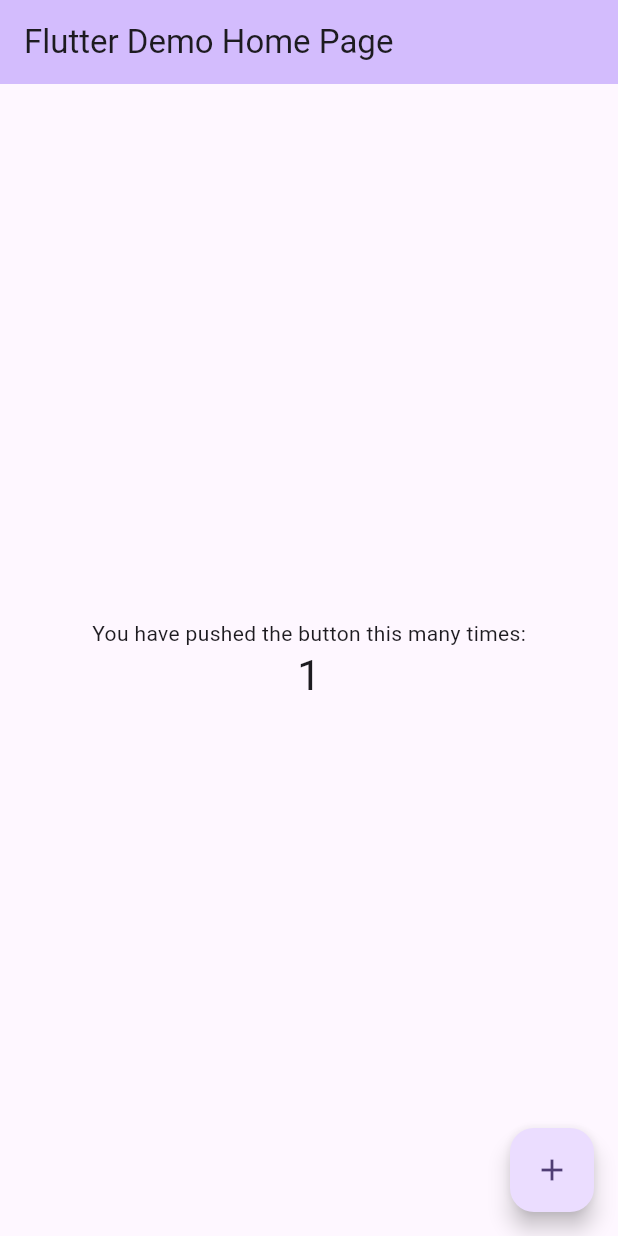
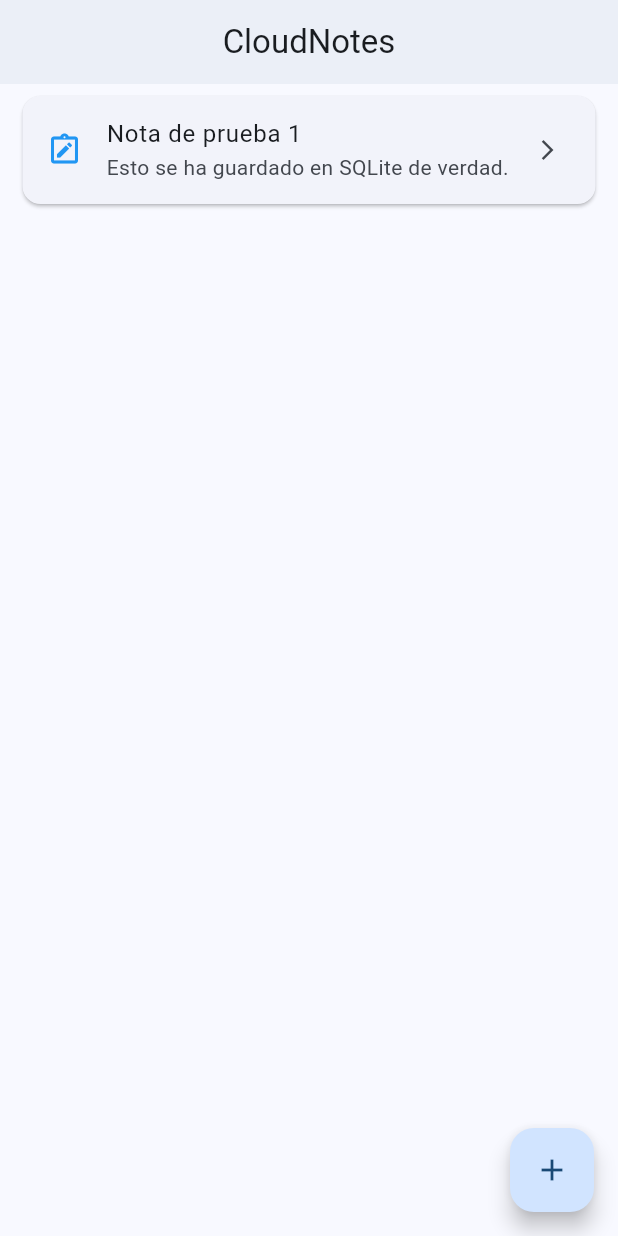
Before and after one commit to eloyordiz/CloudNotes, a Flutter app: the screen it shows after launch, after a tap on the "add" icon, on a phone screen of 412 x 824 dp. Run offline on Flutter 3.47's test engine with Material 3 defaults, Android fonts, the phone set to English and light mode, and no system bars; our stand-ins replace sqflite, sqflite_common_ffi; missing offline and left inert: dart:ffi, sqlite3; accounts and stored records are empty.

Commit message:
feat: configuración de SQLite y conexión con la pantalla principal en Linux

```diff
--- a/lib/main.dart
+++ b/lib/main.dart
@@ -1,122 +1,38 @@
 import 'package:flutter/material.dart';
+import 'package:sqflite_common_ffi/sqflite_ffi.dart';
+import 'dart:io'; // NOS DEVUELVE EL SO, PARA DISTINGUIR SI ESTAMOS EN LINUX, WINDOWS, MAC U ANDROID
+import 'dart:ffi';
+import 'package:sqlite3/open.dart';
+import 'package:cloud_notes/views/home_screen.dart';
 
 void main() {
-  runApp(const MyApp());
+  WidgetsFlutterBinding.ensureInitialized();
+
+  if (Platform.isWindows || Platform.isLinux || Platform.isMacOS) {
+    open.overrideFor(OperatingSystem.linux, () {
+      return DynamicLibrary.open('libsqlite3.so.0');
+    });
+
+    sqfliteFfiInit();
+    databaseFactory = databaseFactoryFfi;
+  }
+
+  runApp(const CloudNotesApp());
 }
 
-class MyApp extends StatelessWidget {
-  const MyApp({super.key});
+class CloudNotesApp extends StatelessWidget {
+  const CloudNotesApp({super.key});
 
-  // This widget is the root of your application.
   @override
   Widget build(BuildContext context) {
     return MaterialApp(
-      title: 'Flutter Demo',
+      title: 'CloudNotes',
+      debugShowCheckedModeBanner: false,
       theme: ThemeData(
-        // This is the theme of your application.
-        //
-        // TRY THIS: Try running your application with "flutter run". You'll see
-        // the application has a purple toolbar. Then, without quitting the app,
-        // try changing the seedColor in the colorScheme below to Colors.green
-        // and then invoke "hot reload" (save your changes or press the "hot
-        // reload" button in a Flutter-supported IDE, or press "r" if you used
-        // the command line to start the app).
-        //
-        // Notice that the counter didn't reset back to zero; the application
-        // state is not lost during the reload. To reset the state, use hot
-        // restart instead.
-        //
-        // This works for code too, not just values: Most code changes can be
-        // tested with just a hot reload.
-        colorScheme: .fromSeed(seedColor: Colors.deepPurple),
+        useMaterial3: true,
+        colorScheme: ColorScheme.fromSeed(seedColor: Colors.blue),
       ),
-      home: const MyHomePage(title: 'Flutter Demo Home Page'),
+      home: const HomeScreen(),
     );
   }
 }
-
-class MyHomePage extends StatefulWidget {
-  const MyHomePage({super.key, required this.title});
-
-  // This widget is the home page of your application. It is stateful, meaning
-  // that it has a State object (defined below) that contains fields that affect
-  // how it looks.
-
-  // This class is the configuration for the state. It holds the values (in this
-  // case the title) provided by the parent (in this case the App widget) and
-  // used by the build method of the State. Fields in a Widget subclass are
-  // always marked "final".
-
-  final String title;
-
-  @override
-  State<MyHomePage> createState() => _MyHomePageState();
-}
-
-class _MyHomePageState extends State<MyHomePage> {
-  int _counter = 0;
-
-  void _incrementCounter() {
-    setState(() {
-      // This call to setState tells the Flutter framework that something has
-      // changed in this State, which causes it to rerun the build method below
-      // so that the display can reflect the updated values. If we changed
-      // _counter without calling setState(), then the build method would not be
-      // called again, and so nothing would appear to happen.
-      _counter++;
-    });
-  }
-
-  @override
-  Widget build(BuildContext context) {
-    // This method is rerun every time setState is called, for instance as done
-    // by the _incrementCounter method above.
-    //
-    // The Flutter framework has been optimized to make rerunning build methods
-    // fast, so that you can just rebuild anything that needs updating rather
-    // than having to individually change instances of widgets.
-    return Scaffold(
-      appBar: AppBar(
-        // TRY THIS: Try changing the color here to a specific color (to
-        // Colors.amber, perhaps?) and trigger a hot reload to see the AppBar
-        // change color while the other colors stay the same.
-        backgroundColor: Theme.of(context).colorScheme.inversePrimary,
-        // Here we take the value from the MyHomePage object that was created by
-        // the App.build method, and use it to set our appbar title.
-        title: Text(widget.title),
-      ),
-      body: Center(
-        // Center is a layout widget. It takes a single child and positions it
-        // in the middle of the parent.
-        child: Column(
-          // Column is also a layout widget. It takes a list of children and
-          // arranges them vertically. By default, it sizes itself to fit its
-          // children horizontally, and tries to be as tall as its parent.
-          //
-          // Column has various properties to control how it sizes itself and
-          // how it positions its children. Here we use mainAxisAlignment to
-          // center the children vertically; the main axis here is the vertical
-          // axis because Columns are vertical (the cross axis would be
-          // horizontal).
-          //
-          // TRY THIS: Invoke "debug painting" (choose the "Toggle Debug Paint"
-          // action in the IDE, or press "p" in the console), to see the
-          // wireframe for each widget.
-          mainAxisAlignment: .center,
-          children: [
-            const Text('You have pushed the button this many times:'),
-            Text(
-              '$_counter',
-              style: Theme.of(context).textTheme.headlineMedium,
-            ),
-          ],
-        ),
-      ),
-      floatingActionButton: FloatingActionButton(
-        onPressed: _incrementCounter,
-        tooltip: 'Increment',
-        child: const Icon(Icons.add),
-      ),
-    );
-  }
-}
--- /dev/null
+++ b/lib/models/note.dart
@@ -0,0 +1,43 @@
+class Note {
+  // 1. PROPIEDADES DE LA NOTA
+  int? id; // SQLite asigna el ID automáticamente
+  String title;
+  String content;
+  DateTime createdAt;
+  bool isSynced;
+
+  // 2. CONSTRUCTOR
+  Note({
+    this.id,
+    required this.title,
+    required this.content,
+    required this.createdAt,
+    this.isSynced = false, // POR DEFECTO NO SINCRONIZADA
+  });
+
+  // 3. MAPEO DEL OBJETO DART (NOTA) A SQL. ESTO ES NECESARIO PARA ESCRIBIR
+  Map<String, dynamic> toMap() {
+    return {
+      'id': id,
+      'title': title,
+      'content': content,
+      // SQLite NO ADMITE CAMPOS DATETIME. LO GUARDAMOS COMO TEXTO (yyyy-MM-ddTHH:mm:ss)
+      'createdAt': createdAt.toIso8601String(),
+      // SQLite NO ADMITE BOOLEANOS. LO GUARDAMOS COMO 1/0
+      'isSynced': isSynced ? 1 : 0,
+    };
+  }
+
+  // 4. MAPEO DE SQL AL OBJETO DART. ESTO ES NECESARIO PARA LEER
+  factory Note.fromMap(Map<String, dynamic> map) {
+    return Note(
+      id: map['id'],
+      title: map['title'],
+      content: map['content'],
+      // PASO DEL ISO8601 AL DATETIME DE DART
+      createdAt: DateTime.parse(map['createdAt']),
+      // PASO DEL 1/0 DE SQL AL BOOLEANO DE DART
+      isSynced: map['isSynced'] == 1,
+    );
+  }
+}
--- /dev/null
+++ b/lib/services/database_service.dart
@@ -0,0 +1,59 @@
+import 'package:sqflite/sqflite.dart';
+import 'package:path/path.dart';
+import '../models/note.dart';
+
+class DatabaseService {
+  // Inicialización de la BD
+  static final DatabaseService instance = DatabaseService._init();
+  static Database? _database;
+
+  DatabaseService._init();
+
+  Future<Database> get database async {
+    if (_database != null) return _database!;
+    _database = await _initDB('notes.db');
+    return _database!;
+  }
+
+  Future<Database> _initDB(String filePath) async {
+    final dbPath = await getDatabasesPath();
+    final path = join(dbPath, filePath);
+
+    return await openDatabase(path, version: 1, onCreate: _createDB);
+  }
+
+  Future _createDB(Database db, int version) async {
+    // TABLA notes
+    // AQUÍ HABRÁ QUE METER MANO EN EL FUTURO, CUANDO SE AÑADAN LAS CATEGORÍAS, TIMESTAMPS, ETC
+    await db.execute('''
+      CREATE TABLE notes (
+        id INTEGER PRIMARY KEY AUTOINCREMENT,
+        title TEXT NOT NULL,
+        content TEXT NOT NULL,
+        createdAt TEXT NOT NULL,
+        isSynced INTEGER NOT NULL
+      )
+    ''');
+  }
+
+  // Función para insertar una nota
+  Future<int> createNote(Note note) async {
+    final db = await instance.database;
+    return await db.insert('notes', note.toMap());
+  }
+
+  // Función para leer todas las notas
+  Future<List<Note>> readAllNotes() async {
+    final db = await instance.database;
+    final result = await db.query('notes', orderBy: 'createdAt DESC');
+
+    return result.map((json) => Note.fromMap(json)).toList();
+  }
+
+  // FALTAN LAS ACCIONES DE EDITAR NOTAS, ELIMINAR NOTAS Y TODO LO DE CATEGORÍAS
+
+  Future close() async {
+    final db = await instance.database;
+    db.close();
+  }
+}
--- /dev/null
+++ b/lib/views/home_screen.dart
@@ -0,0 +1,85 @@
+import 'package:flutter/material.dart';
+import '../models/note.dart';
+import '../services/database_service.dart';
+
+class HomeScreen extends StatefulWidget {
+  const HomeScreen({super.key});
+
+  @override
+  State<HomeScreen> createState() => _HomeScreenState();
+}
+
+class _HomeScreenState extends State<HomeScreen> {
+  late List<Note> notes;
+  bool isLoading = false;
+
+  // INICIALIZAMOS LA PRIMERA VEZ QUE ABRIMOS LA PANTALLA
+  @override
+  void initState() {
+    super.initState();
+    refreshNotes(); // LEEMOS TODAS LAS NOTAS DE LA BD
+  }
+
+  // FUNCIÓN PARA LEER LA BD
+  Future refreshNotes() async {
+    setState(() => isLoading = true); //CÍRUCLO DE CARGA
+
+    notes = await DatabaseService.instance.readAllNotes();
+
+    setState(() => isLoading = false);
+  }
+
+  @override
+  Widget build(BuildContext context) {
+    return Scaffold(
+      appBar: AppBar(
+        title: const Text('CloudNotes'),
+        centerTitle: true,
+        elevation: 2,
+      ),
+      body: isLoading
+          ? const Center(child: CircularProgressIndicator())
+          : notes.isEmpty
+          ? const Center(
+              child: Text("ESTE TEXTO SE MUESTRA CUANDO NO HAY NOTAS"),
+            )
+          : ListView.builder(
+              itemCount: notes.length,
+              itemBuilder: (context, index) {
+                final note = notes[index];
+                return Card(
+                  margin: const EdgeInsets.symmetric(
+                    horizontal: 15,
+                    vertical: 8,
+                  ),
+                  child: ListTile(
+                    leading: const Icon(
+                      Icons.note_alt_outlined,
+                      color: Colors.blue,
+                    ),
+                    title: Text(note.title),
+                    subtitle: Text(note.content),
+                    trailing: const Icon(Icons.arrow_forward_ios, size: 16),
+                  ),
+                );
+              },
+            ),
+      floatingActionButton: FloatingActionButton(
+        onPressed: () async {
+          // CÓDIGO DE PRUEBA. GENERA UNA NOTA DE PRUEBA AL PULSAR EL BOTÓN
+          final nuevaNota = Note(
+            title: "Nota de prueba ${notes.length + 1}",
+            content: "Esto se ha guardado en SQLite de verdad.",
+            createdAt: DateTime.now(),
+          );
+
+          await DatabaseService.instance.createNote(nuevaNota);
+
+          // REFRESCAMOS LA LISTA DESPUÉS DE CREAR
+          refreshNotes();
+        },
+        child: const Icon(Icons.add),
+      ),
+    );
+  }
+}
--- a/pubspec.yaml
+++ b/pubspec.yaml
@@ -30,7 +30,10 @@ environment:
 dependencies:
   flutter:
     sdk: flutter
-
+  sqflite: ^2.3.0  # DEPENDENCIAS
+  sqflite_common_ffi: ^2.3.0
+  sqlite3: ^2.1.0
+  path: ^1.9.0
   # The following adds the Cupertino Icons font to your application.
   # Use with the CupertinoIcons class for iOS style icons.
   cupertino_icons: ^1.0.8
```
Also changed, not shown: pubspec.lock, 1 other file.
